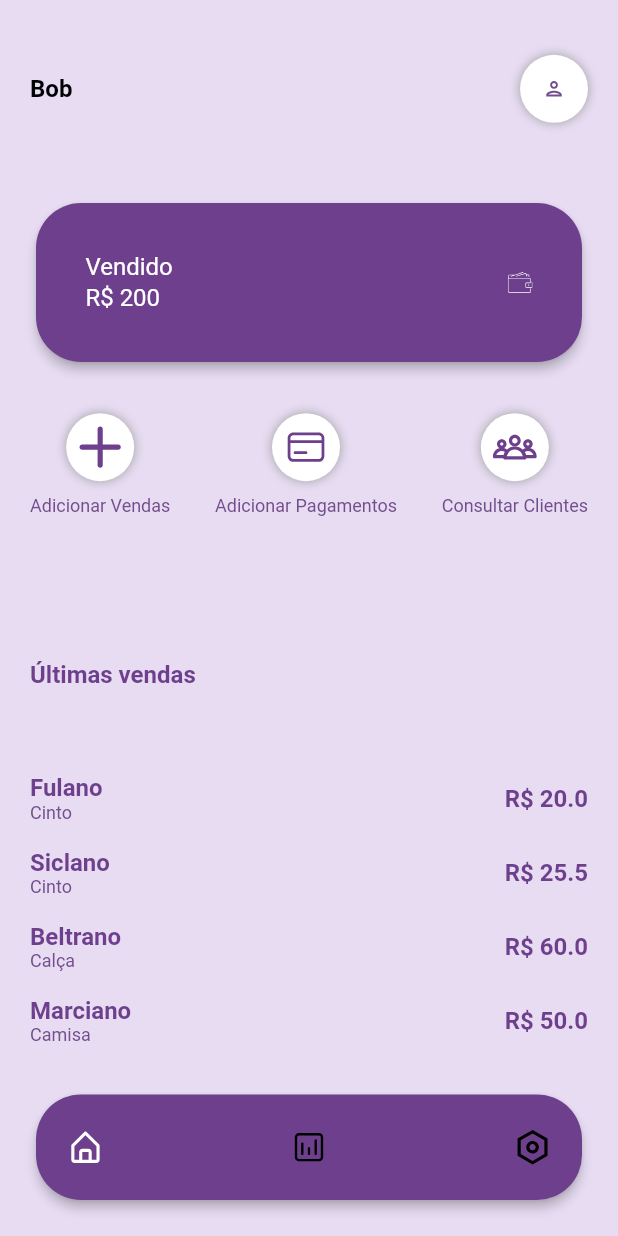
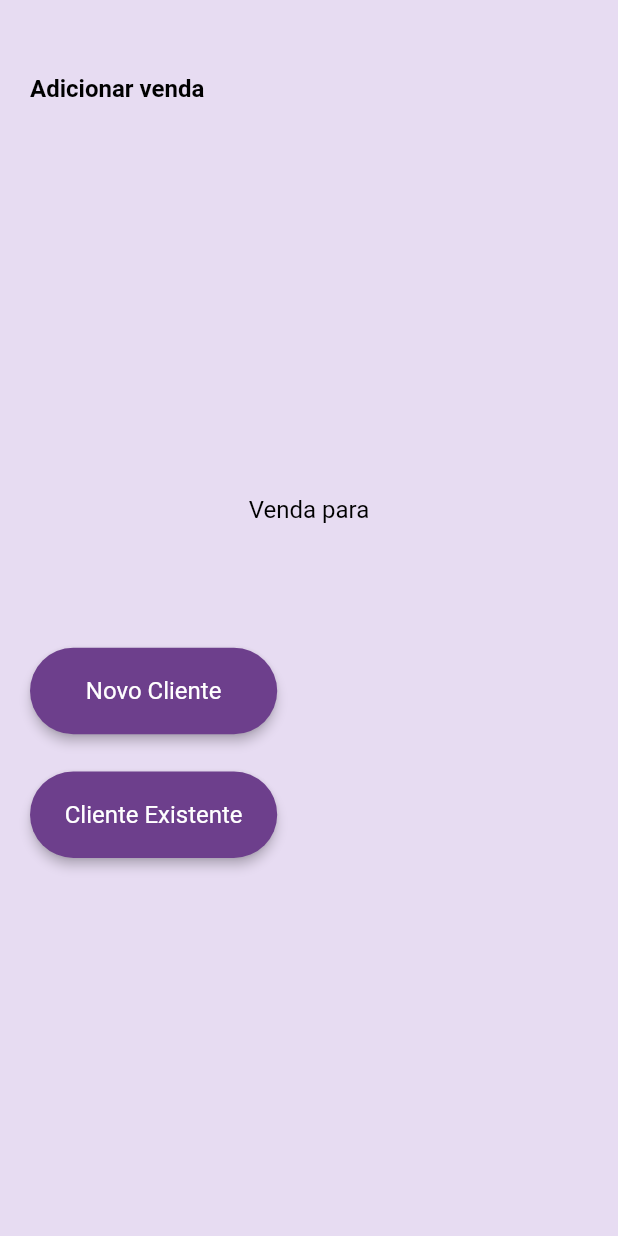
Before and after one commit to yurilima7/Sales-Manager, a Flutter app: the Principal screen opened by its route, after a tap on an icon or button, on a phone screen of 412 x 824 dp. Run offline on Flutter 3.47's test engine with Material 2 defaults, Android fonts, the phone set to English and light mode, and no system bars; our stand-ins replace flutter_svg.

Commit message:
Adições
Adição das telas responsaveis pela inserção dos dados de venda, como nome, endereço e as informações sobre os produtos comprados. Também algumas modificações importantes em alguns componentes e telas.

```diff
--- a/sales_manager/lib/components/botao.dart
+++ b/sales_manager/lib/components/botao.dart
@@ -3,7 +3,9 @@ import 'package:flutter/material.dart';
 class Botao extends StatelessWidget {
   final String titulo;
   final String proxima;
-  const Botao({required this.titulo, required this.proxima, Key? key})
+  final bool desempilha;
+
+  const Botao({required this.titulo, this.desempilha = false, required this.proxima, Key? key})
       : super(key: key);
 
   @override
@@ -20,11 +22,13 @@ class Botao extends StatelessWidget {
       height: MediaQuery.of(context).size.height *
           0.07, // definindo a altuta do botão
       child: ElevatedButton(
-          style: botaoDeSelecao,
-          onPressed: () {
-            Navigator.pushNamed(context, proxima);
-          },
-          child: Text(titulo),
+        style: botaoDeSelecao,
+        onPressed: () {
+         desempilha
+          ? Navigator.pushNamedAndRemoveUntil(context, proxima, (route) => false)
+          : Navigator.pushNamed(context, proxima);
+        },
+        child: Text(titulo),
       ),
     );
   }
--- a/sales_manager/lib/components/botao_acesso.dart
+++ b/sales_manager/lib/components/botao_acesso.dart
@@ -4,8 +4,9 @@ import 'package:flutter_svg/flutter_svg.dart';
 class BotaoAcesso extends StatelessWidget {
   final String caminho;
   final String titulo;
+  final String proximo;
 
-  const BotaoAcesso({required this.caminho, required this.titulo, Key? key}) : super(key: key);
+  const BotaoAcesso({required this.caminho, required this.titulo, Key? key, required this.proximo}) : super(key: key);
 
   @override
   Widget build(BuildContext context) {
@@ -28,7 +29,10 @@ class BotaoAcesso extends StatelessWidget {
           width: MediaQuery.of(context).size.width * 0.11,
 
           child:  IconButton(
-            onPressed: () => {},
+            onPressed: () => {
+              Navigator.pushNamed(context, proximo)
+            },
+
             icon: SvgPicture.asset(
               caminho,
               height:MediaQuery.of(context).size.height * 0.25,
--- /dev/null
+++ b/sales_manager/lib/screens/opcao_venda.dart
@@ -0,0 +1,65 @@
+import 'package:flutter/material.dart';
+import 'package:sales_manager/components/botao.dart';
+
+class OpcaoVenda extends StatelessWidget {
+  const OpcaoVenda({Key? key}) : super(key: key);
+
+  @override
+  Widget build(BuildContext context) {
+    return Scaffold(
+
+      body: Padding(
+        padding: const EdgeInsets.all(20),
+
+        child: Column(
+
+          children: [
+
+            Expanded(
+              flex: 1,
+
+              child: Row(
+                mainAxisAlignment: MainAxisAlignment.start,
+
+                children: const [
+                  Text("Adicionar venda", style: TextStyle(color: Colors.black, fontSize: 16, fontWeight: FontWeight.bold)),
+                ],
+              ),
+            ),
+
+            Expanded(
+              flex: 9,
+
+              child: Column(
+                mainAxisAlignment: MainAxisAlignment.center,
+
+                children: [
+
+                  const Text("Venda para", style: TextStyle(color: Colors.black, fontSize: 16)),
+
+                  SizedBox(height: MediaQuery.of(context).size.height * 0.1),
+
+                  Row(
+                    mainAxisAlignment: MainAxisAlignment.start,
+                    children: [
+
+                      Column(
+
+                        children: [
+                          const Botao(titulo: 'Novo Cliente', proxima: "/addCliente"),
+                          SizedBox(height: MediaQuery.of(context).size.height * 0.03),
+                          const Botao(titulo: 'Cliente Existente', proxima: ""),
+                        ],
+                      ),
+                    ],
+                  ),
+                ],
+              ),
+            )
+          ],
+        ),
+      ),
+
+    );
+  }
+}
--- a/sales_manager/lib/screens/principal.dart
+++ b/sales_manager/lib/screens/principal.dart
@@ -103,9 +103,9 @@ class Principal extends StatelessWidget {
                     mainAxisAlignment: MainAxisAlignment.spaceBetween,
                     children: const [
 
-                      BotaoAcesso(caminho: 'assets/icons/vendas.svg', titulo: "Adicionar Vendas"),
-                      BotaoAcesso(caminho: 'assets/icons/add pagamento.svg', titulo: "Adicionar Pagamentos"),
-                      BotaoAcesso(caminho: 'assets/icons/clientes.svg', titulo: "Consultar Clientes"),
+                      BotaoAcesso(caminho: 'assets/icons/vendas.svg', titulo: "Adicionar Vendas", proximo: '/opcaoDeVenda'),
+                      BotaoAcesso(caminho: 'assets/icons/add pagamento.svg', titulo: "Adicionar Pagamentos", proximo: ''),
+                      BotaoAcesso(caminho: 'assets/icons/clientes.svg', titulo: "Consultar Clientes", proximo: ''),
 
                     ],
                   ),
```
Also changed, not shown: sales_manager/lib/components/input_formulario.dart (added, +50 -0 lines), sales_manager/lib/main.dart (+7 -1 lines), sales_manager/lib/screens/adicionar_cliente.dart (added, +58 -0 lines), sales_manager/lib/screens/adicionar_produto.dart (added, +57 -0 lines), sales_manager/lib/screens/criar_conta.dart (+7 -1 lines), sales_manager/lib/screens/login.dart (+7 -1 lines).
